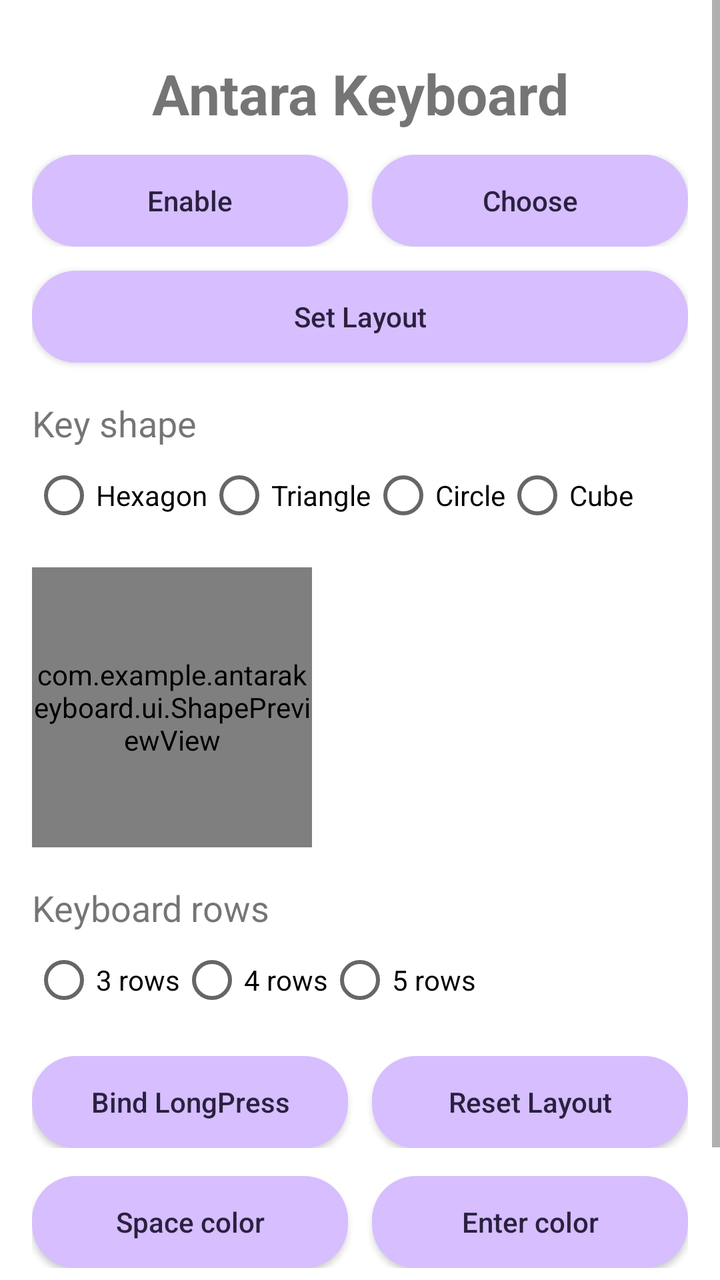
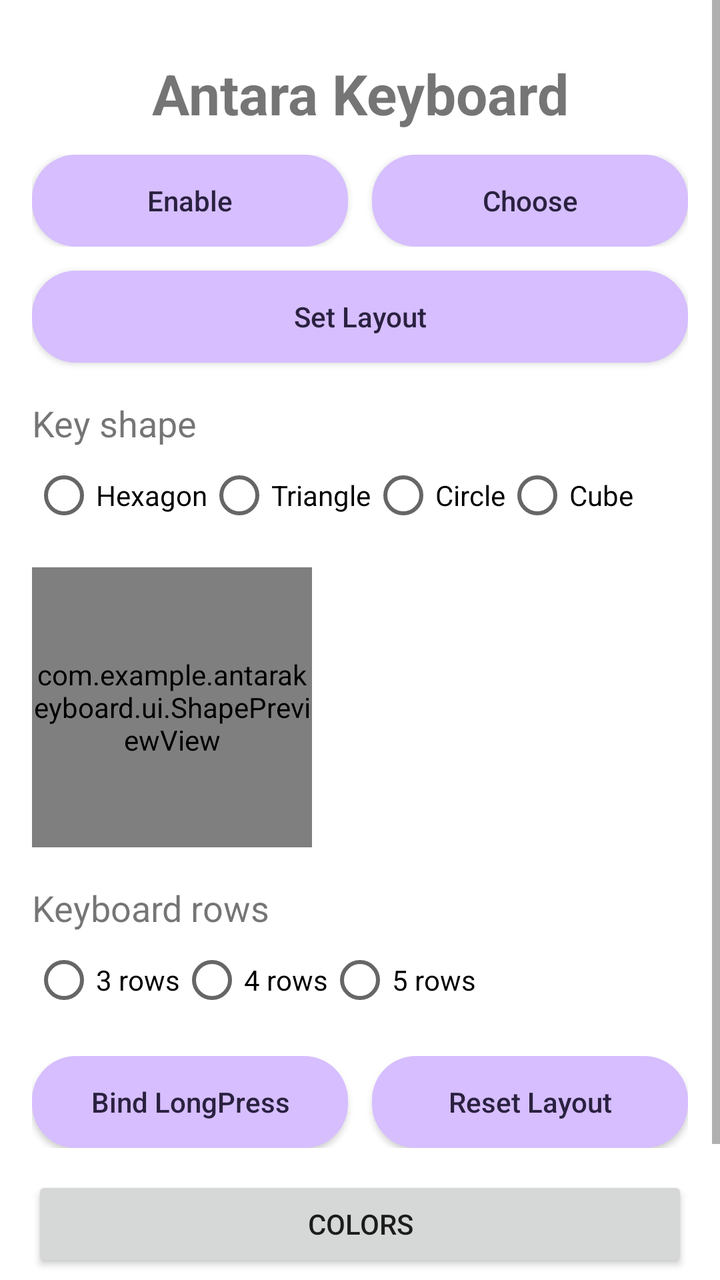

The first picture is an Android layout as it rendered before a commit; the second is the same layout after the commit. The layout source and the unified diff follow.
<!-- AndroidManifest.xml: fallback theme Theme.MaterialComponents.DayNight.NoActionBar -->
<!-- res/layout/activity_main.xml -->
<?xml version="1.0" encoding="utf-8"?>
<ScrollView xmlns:android="http://schemas.android.com/apk/res/android"
    xmlns:app="http://schemas.android.com/apk/res-auto"
    android:id="@+id/mainScroll"
    android:layout_width="match_parent"
    android:layout_height="match_parent"
    android:fillViewport="true"
    android:background="?attr/keyboardBg">

    <LinearLayout
        android:id="@+id/mainRoot"
        android:layout_width="match_parent"
        android:layout_height="wrap_content"
        android:orientation="vertical"
        android:padding="16dp">

        
        <TextView
            android:id="@+id/title"
            android:layout_width="match_parent"
            android:layout_height="wrap_content"
            android:gravity="center"
            android:paddingTop="12dp"
            android:paddingBottom="12dp"
            android:text="Antara Keyboard"
            android:textSize="28sp"
            android:textStyle="bold" />

        
        <LinearLayout
            android:layout_width="match_parent"
            android:layout_height="wrap_content"
            android:orientation="horizontal">

            <androidx.appcompat.widget.AppCompatButton
                android:id="@+id/btnEnableKeyboard"
                style="@style/MainRoundedButton"
                android:layout_width="0dp"
                android:layout_height="wrap_content"
                android:layout_weight="1"
                android:text="Enable"
                app:textAllCaps="false" />

            <Space
                android:layout_width="12dp"
                android:layout_height="wrap_content" />

            <androidx.appcompat.widget.AppCompatButton
                android:id="@+id/btnChooseKeyboard"
                style="@style/MainRoundedButton"
                android:layout_width="0dp"
                android:layout_height="wrap_content"
                android:layout_weight="1"
                android:text="Choose"
                app:textAllCaps="false" />
        </LinearLayout>

        
        <androidx.appcompat.widget.AppCompatButton
            android:id="@+id/btnSetLayout"
            style="@style/MainRoundedButton"
            android:layout_width="match_parent"
            android:layout_height="wrap_content"
            android:layout_marginTop="12dp"
            android:text="Set Layout"
            app:textAllCaps="false" />

        
        <TextView
            android:id="@+id/tvKeyShape"
            android:layout_width="wrap_content"
            android:layout_height="wrap_content"
            android:layout_marginTop="18dp"
            android:text="Key shape"
            android:textSize="18sp" />

        <RadioGroup
            android:id="@+id/shapeGroup"
            android:layout_width="wrap_content"
            android:layout_height="wrap_content"
            android:orientation="horizontal">

            <RadioButton
                android:id="@+id/hexBtn"
                android:layout_width="wrap_content"
                android:layout_height="wrap_content"
                android:text="Hexagon" />

            <RadioButton
                android:id="@+id/triBtn"
                android:layout_width="wrap_content"
                android:layout_height="wrap_content"
                android:text="Triangle" />

            <RadioButton
                android:id="@+id/circleBtn"
                android:layout_width="wrap_content"
                android:layout_height="wrap_content"
                android:text="Circle" />

            <RadioButton
                android:id="@+id/cubeBtn"
                android:layout_width="wrap_content"
                android:layout_height="wrap_content"
                android:text="Cube" />
        </RadioGroup>

        <com.example.antarakeyboard.ui.ShapePreviewView
            android:id="@+id/preview"
            android:layout_width="140dp"
            android:layout_height="140dp"
            android:layout_marginTop="12dp" />

        <TextView
            android:id="@+id/tvRowCount"
            android:layout_width="wrap_content"
            android:layout_height="wrap_content"
            android:layout_marginTop="18dp"
            android:text="Keyboard rows"
            android:textSize="18sp" />

        <RadioGroup
            android:id="@+id/rowCountGroup"
            android:layout_width="wrap_content"
            android:layout_height="wrap_content"
            android:orientation="horizontal">

            <RadioButton
                android:id="@+id/radio3Rows"
                android:layout_width="wrap_content"
                android:layout_height="wrap_content"
                android:text="3 rows" />

            <RadioButton
                android:id="@+id/radio4Rows"
                android:layout_width="wrap_content"
                android:layout_height="wrap_content"
                android:text="4 rows" />

            <RadioButton
                android:id="@+id/radio5Rows"
                android:layout_width="wrap_content"
                android:layout_height="wrap_content"
                android:text="5 rows" />
        </RadioGroup>

        
        <LinearLayout
            android:layout_width="match_parent"
            android:layout_height="wrap_content"
            android:layout_marginTop="14dp"
            android:orientation="horizontal">

            <androidx.appcompat.widget.AppCompatButton
                android:id="@+id/bindLPButton"
                style="@style/MainRoundedButton"
                android:layout_width="0dp"
                android:layout_height="wrap_content"
                android:layout_weight="1"
                android:text="Bind LongPress"
                app:textAllCaps="false" />

            <Space
                android:layout_width="12dp"
                android:layout_height="wrap_content" />

            <androidx.appcompat.widget.AppCompatButton
                android:id="@+id/resetLayoutButton"
                style="@style/MainRoundedButton"
                android:layout_width="0dp"
                android:layout_height="wrap_content"
                android:layout_weight="1"
                android:text="Reset Layout"
                app:textAllCaps="false" />
        </LinearLayout>

        
        <LinearLayout
            android:layout_width="match_parent"
            android:layout_height="wrap_content"
            android:layout_marginTop="14dp"
            android:orientation="horizontal">

            <androidx.appcompat.widget.AppCompatButton
                android:id="@+id/btnSpaceColor"
                style="@style/MainRoundedButton"
                android:layout_width="0dp"
                android:layout_height="wrap_content"
                android:layout_weight="1"
                android:text="Space color"
                app:textAllCaps="false" />

            <Space
                android:layout_width="12dp"
                android:layout_height="wrap_content" />

            <androidx.appcompat.widget.AppCompatButton
                android:id="@+id/btnEnterColor"
                style="@style/MainRoundedButton"
                android:layout_width="0dp"
                android:layout_height="wrap_content"
                android:layout_weight="1"
                android:text="Enter color"
                app:textAllCaps="false" />
        </LinearLayout>

        
        <androidx.appcompat.widget.AppCompatButton
            android:id="@+id/btnThemeToggle"
            style="@style/MainRoundedButton"
            android:layout_width="match_parent"
            android:layout_height="wrap_content"
            android:layout_marginTop="18dp"
            android:text="Switch theme"
            app:textAllCaps="false" />

    </LinearLayout>
</ScrollView>
<!-- resources referenced by this layout -->
<resources>
  <style name="MainRoundedButton" parent="Widget.AppCompat.Button">
          <item name="android:background">@drawable/main_button_rounded</item>
          <item name="android:backgroundTint">@null</item>
          <item name="android:textColor">#2A2140</item>
          <item name="android:textAllCaps">false</item>
          <item name="android:minHeight">46dp</item>
          <item name="android:paddingLeft">14dp</item>
          <item name="android:paddingRight">14dp</item>
          <item name="android:paddingTop">8dp</item>
          <item name="android:paddingBottom">8dp</item>
      </style>
  <!-- drawable main_button_rounded (drawable) -->
  <?xml version="1.0" encoding="utf-8"?>
  <selector xmlns:android="http://schemas.android.com/apk/res/android">
  
      <item android:state_pressed="true">
          <shape android:shape="rectangle">
              <solid android:color="#C8AAFF" />
              <corners android:radius="22dp" />
              <padding
                  android:left="16dp"
                  android:top="10dp"
                  android:right="16dp"
                  android:bottom="10dp" />
          </shape>
      </item>
  
      <item>
          <shape android:shape="rectangle">
              <solid android:color="#D6BEFF" />
              <corners android:radius="22dp" />
              <padding
                  android:left="16dp"
                  android:top="10dp"
                  android:right="16dp"
                  android:bottom="10dp" />
          </shape>
      </item>
  
  </selector>
</resources>

<!-- the commit's change to res/layout/activity_main.xml (unified diff, before → after) -->
@@ -181,27 +181,11 @@
             android:layout_marginTop="14dp"
             android:orientation="horizontal">
 
-            <androidx.appcompat.widget.AppCompatButton
-                android:id="@+id/btnSpaceColor"
-                style="@style/MainRoundedButton"
-                android:layout_width="0dp"
-                android:layout_height="wrap_content"
-                android:layout_weight="1"
-                android:text="Space color"
-                app:textAllCaps="false" />
-
-            <Space
-                android:layout_width="12dp"
-                android:layout_height="wrap_content" />
-
-            <androidx.appcompat.widget.AppCompatButton
-                android:id="@+id/btnEnterColor"
-                style="@style/MainRoundedButton"
-                android:layout_width="0dp"
-                android:layout_height="wrap_content"
-                android:layout_weight="1"
-                android:text="Enter color"
-                app:textAllCaps="false" />
+            <Button
+                android:id="@+id/btnColors"
+                android:layout_width="match_parent"
+                android:layout_height="wrap_content"
+                android:text="Colors" />
         </LinearLayout>
 
         
